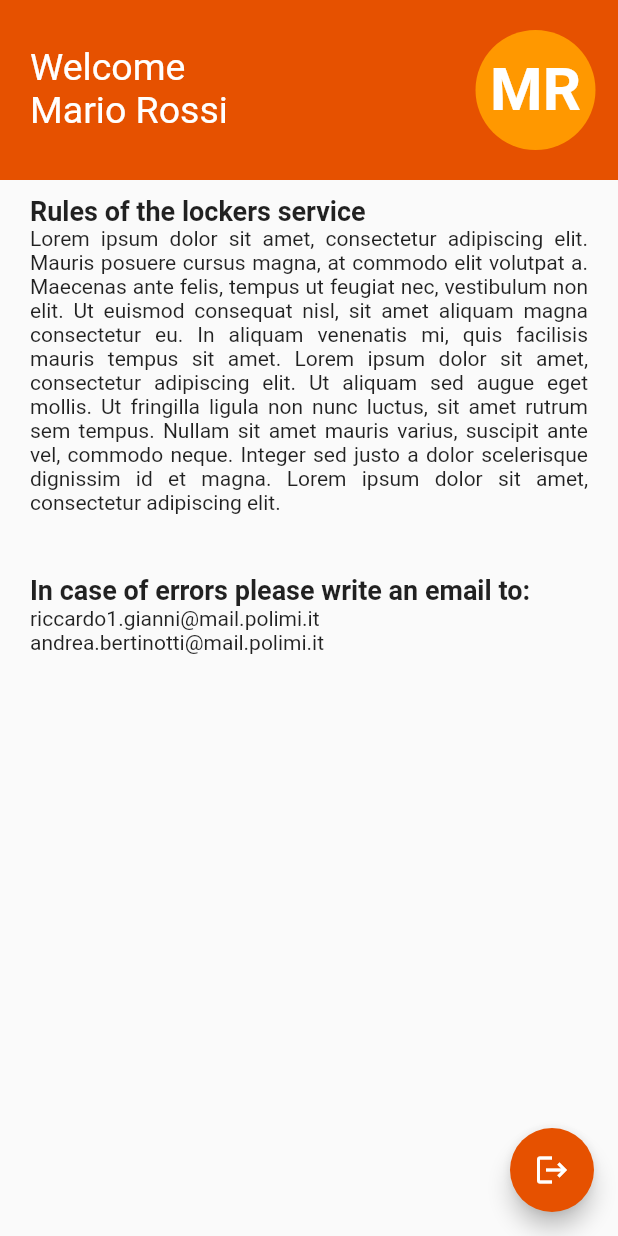
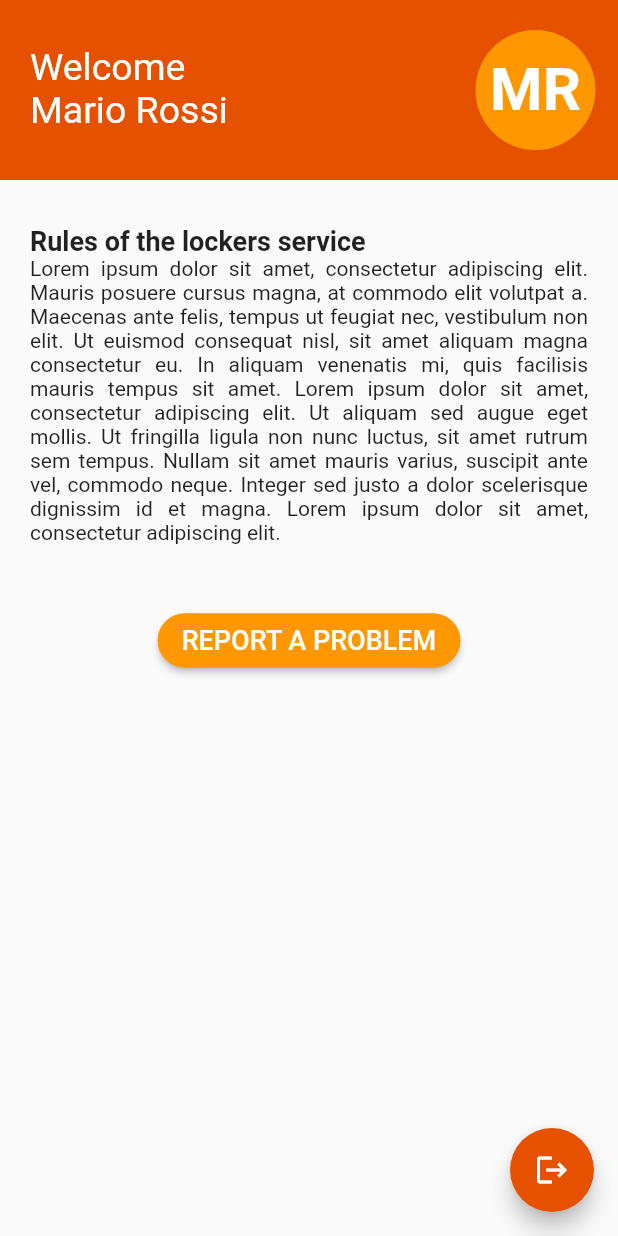
Before and after one commit to andreabertinotti/DIMA22_project, a Flutter app: the Menu screen opened directly, on a phone screen of 412 x 824 dp. Run offline on Flutter 3.47's test engine with Material 2 defaults, Android fonts, the phone set to English and light mode, and no system bars; our stand-ins replace carousel_slider, cloud_firestore, firebase_auth, firebase_core, firebase_storage, google_maps_flutter and 3 more; accounts and stored records are empty; statements that could not run were skipped.

Commit message:
Inserito popup per segnalazioni nel drawer

```diff
--- a/lib/Screen/menu.dart
+++ b/lib/Screen/menu.dart
@@ -4,8 +4,21 @@ import 'package:flutter/material.dart';
 import 'package:provider/provider.dart';
 import '../Services/auth_service.dart';
 
-class Menu extends StatelessWidget {
-  const Menu({Key? key}) : super(key: key);
+class Menu extends StatefulWidget {
+  const Menu({super.key});
+
+  @override
+  _MenuState createState() => _MenuState();
+}
+
+class _MenuState extends State<Menu> {
+
+  TextEditingController descriptionController = TextEditingController();
+
+  @override
+  void initState() {
+    super.initState();
+  }
 
   @override
   Widget build(BuildContext context) {
@@ -29,6 +42,7 @@ class Menu extends StatelessWidget {
       ),*/
       appBar: AppBar(backgroundColor: Colors.orange[900], toolbarHeight: 0,),
       body: Column(
+        crossAxisAlignment: CrossAxisAlignment.center,
         children: [
           SizedBox(
             width: double.infinity,
@@ -70,7 +84,7 @@ class Menu extends StatelessWidget {
           Container(
             width: double.infinity,
             margin: EdgeInsets.symmetric(horizontal: 10),
-            padding: EdgeInsets.all(10),
+            padding: EdgeInsets.only(top: 30, left: 10, right: 10),
             child: Column(
               crossAxisAlignment: CrossAxisAlignment.start,
               children: [
@@ -83,21 +97,56 @@ class Menu extends StatelessWidget {
                   textAlign: TextAlign.justify,
                 ),
                 SizedBox(height: 40,),
-                Text(
-                  'In case of errors please write an email to:',
-                  style: TextStyle(fontSize: 18, fontWeight: FontWeight.bold),
-                ),
-                Text(
-                  'riccardo1.gianni@mail.polimi.it',
-                  textAlign: TextAlign.justify,
-                ),
-                Text(
-                  'andrea.bertinotti@mail.polimi.it',
-                  textAlign: TextAlign.justify,
-                ),
               ],
             ),
           ),
+          ElevatedButton(
+            onPressed: (){
+              showDialog(
+                context: context,
+                builder: (context) {
+                  return AlertDialog(
+                    title: Text('Report a problem', style: TextStyle(color: Colors.orange),),
+                    content: TextField(
+                      controller: descriptionController,
+                      minLines: 1,
+                      maxLines: 6,
+                      decoration: InputDecoration(
+                        hintText: "Description",
+                        //errorText: descriptionController.text.isNotEmpty ? null : "Problem description can't be empty",
+                      ),
+                    ),
+                    actions: [
+                      TextButton(
+                        onPressed: () {
+                          //TODO: send problem report to db
+                          Navigator.of(context).pop();
+                          print(descriptionController.text);
+                        },
+                        child: Text('Submit', style: TextStyle(fontSize: 16, color: Colors.orange),),
+                      ),
+                    ],
+                  );
+                }
+              );
+            },
+            style: ButtonStyle(
+            foregroundColor: MaterialStateProperty.all<Color>(Colors.white),
+            backgroundColor: MaterialStateProperty.all<Color>(Colors.orange),
+            shape: MaterialStateProperty.all<RoundedRectangleBorder>(
+                RoundedRectangleBorder(
+                  borderRadius: BorderRadius.circular(18),
+                  side: BorderSide(color: Colors.orange)
+                )
+              )
+            ),
+            child: Text(
+            "Report a problem".toUpperCase(),
+            style: TextStyle(
+              color: Colors.white,
+              fontSize: 18,
+            )),
+          )
         ],
       ),
       floatingActionButton: FloatingActionButton(
```
